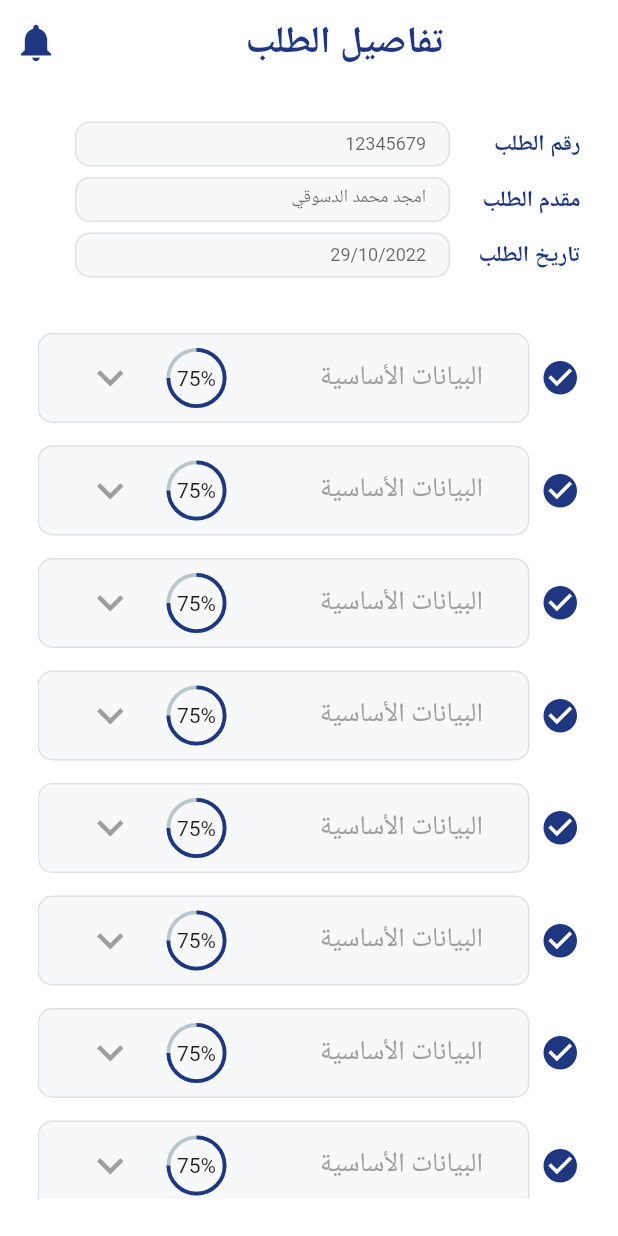
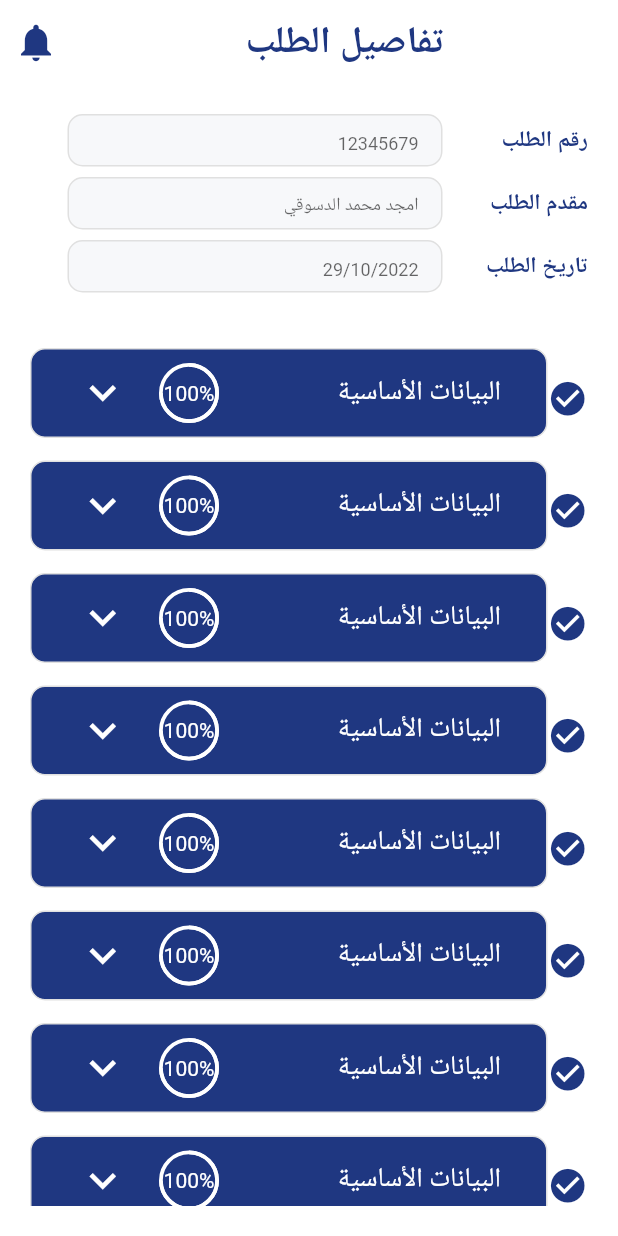
Before and after one commit to K7alid/injaz.go, a Flutter app: the screen it shows after launch, on a phone screen of 412 x 824 dp. Run offline on Flutter 3.47's test engine with Material 2 defaults, Android fonts, the phone set to English and light mode, and no system bars; drawn by our look-alikes of expandable, percent_indicator; our stand-ins replace flutter_bloc, flutter_screenutil, fluttertoast, timeline_tile; missing offline and left inert: flutter_neat_and_clean_calendar.

Commit message:
demand_details_screen mostly completed

```diff
--- a/lib/module/demand_details_screen/demand_details_screen.dart
+++ b/lib/module/demand_details_screen/demand_details_screen.dart
@@ -37,28 +37,31 @@ class DemandDetailsScreen extends StatelessWidget {
           ],
         ),
         body: Padding(
-          padding: const EdgeInsets.all(25.0),
+          padding: const EdgeInsets.all(20.0),
           child: Column(
             children: [
               buildTextWithFormField(
                 text: 'رقم الطلب',
                 hintText: '12345679',
+                backgroundColor: Color(0xFFF7F8FA),
               ),
               spaceInHeight(height: 7),
               buildTextWithFormField(
                 text: 'مقدم الطلب',
                 hintText: 'امجد محمد الدسوقي',
+                backgroundColor: Color(0xFFF7F8FA),
               ),
               spaceInHeight(height: 7),
               buildTextWithFormField(
                 text: 'تاريخ الطلب',
                 hintText: '29/10/2022',
+                backgroundColor: Color(0xFFF7F8FA),
               ),
               spaceInHeight(height: 37),
               Expanded(
                 child: ListView.separated(
                   itemBuilder: (context, state) =>
-                      buildContainerWithCircularBox(title: 'البيانات الأساسية'),
+                      buildContainerWithCircularBox(),
                   separatorBuilder: (context, state) =>
                       spaceInHeight(height: 15),
                   itemCount: 8,
--- a/lib/module/demand_details_screen/widgets/build_container_with_circular_box.dart
+++ b/lib/module/demand_details_screen/widgets/build_container_with_circular_box.dart
@@ -1,23 +1,40 @@
+import 'package:expandable/expandable.dart';
 import 'package:flutter/material.dart';
+import 'package:injaz_go/module/demand_details_screen/widgets/build_text_with_form_field.dart';
 import 'package:injaz_go/shared/components.dart';
 import 'package:injaz_go/shared/constants.dart';
 import 'package:injaz_go/shared/widgets/custom_text.dart';
 import 'package:percent_indicator/percent_indicator.dart';
 
-Widget buildContainerWithCircularBox({required String title}) => Row(
+Widget buildContainerWithCircularBox(/*{required Function onTap}*/) => Row(
+      crossAxisAlignment: CrossAxisAlignment.start,
       children: [
-        Icon(
+        Padding(
+          padding: const EdgeInsetsDirectional.only(top: 20),
+          child: Icon(
             Icons.check_circle,
             color: primaryNotificationColor,
             size: 27,
           ),
-        spaceInWidth(width: 7),
+        ),
         Expanded(
-          child: Container(
+          child: ExpandableNotifier(
+              child: Column(
+            children: <Widget>[
+              ScrollOnExpand(
+                scrollOnExpand: true,
+                scrollOnCollapse: false,
+                child: ExpandablePanel(
+                  theme: const ExpandableThemeData(
+                    hasIcon: false,
+                    headerAlignment: ExpandablePanelHeaderAlignment.center,
+                    tapBodyToCollapse: true,
+                  ),
+                  header: Container(
                     decoration: BoxDecoration(
                       border: Border.all(color: Colors.grey.shade300),
                       borderRadius: BorderRadius.circular(10),
-              color: Color(0xFFF7F8FA),
+                      color: primaryNotificationColor,
                     ),
                     height: 60,
                     padding: EdgeInsets.symmetric(
@@ -27,28 +44,102 @@ Widget buildContainerWithCircularBox({required String title}) => Row(
                     child: Row(
                       children: [
                         CustomText(
-                  text: title,
+                          text: 'البيانات الأساسية',
                           size: 18,
                           alignment: AlignmentDirectional.center,
-                  color: Colors.grey,
+                          color: Colors.white,
                         ),
                         Spacer(),
                         CircularPercentIndicator(
                           radius: 20.0,
                           lineWidth: 2.5,
+                          backgroundColor: Colors.white,
                           percent: .75,
-                  center: Text("75%"),
-                  progressColor: primaryNotificationColor,
+                          center: CustomText(
+                            text: '100%',
+                            size: 14,
+                            alignment: AlignmentDirectional.center,
+                            color: Colors.white,
+                          ),
+                          progressColor: Colors.white,
                         ),
                         spaceInWidth(width: 20),
                         Icon(
                           Icons.keyboard_arrow_down_sharp,
-                  color: Colors.grey,
+                          color: Colors.white,
                           size: 35,
                         ),
                       ],
                     ),
                   ),
+                  expanded: Container(
+                    decoration: BoxDecoration(
+                      border: Border.all(color: Colors.grey.shade300),
+                      borderRadius: BorderRadius.circular(10),
+                      color: Color(0xFFF7F8FA),
+                    ),
+                    child: Padding(
+                      padding: const EdgeInsets.all(15.0),
+                      child: Column(
+                        crossAxisAlignment: CrossAxisAlignment.start,
+                        children: <Widget>[
+                          buildTextWithFormField(
+                            text: 'اسم المقاول',
+                            width: 200,
+                            paddingFromEnd: 0,
+                          ),
+                          spaceInHeight(height: 7),
+                          buildTextWithFormField(
+                            text: 'اسم المقاول',
+                            width: 200,
+                            paddingFromEnd: 0,
+                          ),
+                          spaceInHeight(height: 7),
+                          buildTextWithFormField(
+                            text: 'اسم المقاول',
+                            width: 200,
+                            paddingFromEnd: 0,
+                          ),
+                          spaceInHeight(height: 7),
+                          buildTextWithFormField(
+                            text: 'اسم المقاول',
+                            width: 200,
+                            paddingFromEnd: 0,
+                          ),
+                          spaceInHeight(height: 7),
+                          buildTextWithFormField(
+                            text: 'اسم المقاول',
+                            width: 200,
+                            paddingFromEnd: 0,
+                          ),
+                          spaceInHeight(height: 7),
+                          buildTextWithFormField(
+                            text: 'اسم المقاول',
+                            width: 200,
+                            paddingFromEnd: 0,
+                          ),
+                          spaceInHeight(height: 7),
+                          buildTextWithFormField(
+                            text: 'اسم المقاول',
+                            width: 200,
+                            paddingFromEnd: 0,
+                          ),
+                        ],
+                      ),
+                    ),
+                  ),
+                  builder: (_, collapsed, expanded) {
+                    return Expandable(
+                      collapsed: collapsed,
+                      expanded: expanded,
+                      theme: const ExpandableThemeData(crossFadePoint: 0),
+                    );
+                  },
+                  collapsed: Container(),
+                ),
+              ),
+            ],
+          )),
         ),
       ],
     );
--- a/lib/module/demand_details_screen/widgets/build_text_with_form_field.dart
+++ b/lib/module/demand_details_screen/widgets/build_text_with_form_field.dart
@@ -3,7 +3,13 @@ import 'package:flutter_screenutil/flutter_screenutil.dart';
 import 'package:injaz_go/shared/constants.dart';
 import 'package:injaz_go/shared/widgets/custom_text.dart';
 
-Widget buildTextWithFormField({required String text, String hintText = ''}) =>
+Widget buildTextWithFormField({
+  required String text,
+  String hintText = '',
+  double width = 250,
+  double paddingFromEnd = 25,
+  Color backgroundColor = Colors.white,
+}) =>
     Row(
       children: [
         ScreenUtilInit(
@@ -16,14 +22,14 @@ Widget buildTextWithFormField({required String text, String hintText = ''}) =>
         ),
         Spacer(),
         Container(
-          margin: EdgeInsetsDirectional.only(end: 25),
+          margin: EdgeInsetsDirectional.only(end: paddingFromEnd),
           decoration: BoxDecoration(
             border: Border.all(color: Colors.grey.shade300),
             borderRadius: BorderRadius.circular(10),
-            color: Color(0xFFF7F8FA),
+            color: backgroundColor,
           ),
-          height: 30,
-          width: 250,
+          height: 35,
+          width: width,
           padding: EdgeInsets.symmetric(horizontal: 15),
           child: TextFormField(
             style: TextStyle(fontSize: 12),
--- a/pubspec.yaml
+++ b/pubspec.yaml
@@ -45,6 +45,7 @@ dependencies:
   flutter_screenutil: ^5.5.4
   flutter_neat_and_clean_calendar: ^0.3.9+23
   percent_indicator: ^4.2.2
+  expandable: ^5.0.1
 
 dev_dependencies:
   flutter_test:
```
Also changed, not shown: pubspec.lock. Lines whose indentation alone changed are shown as unchanged.
